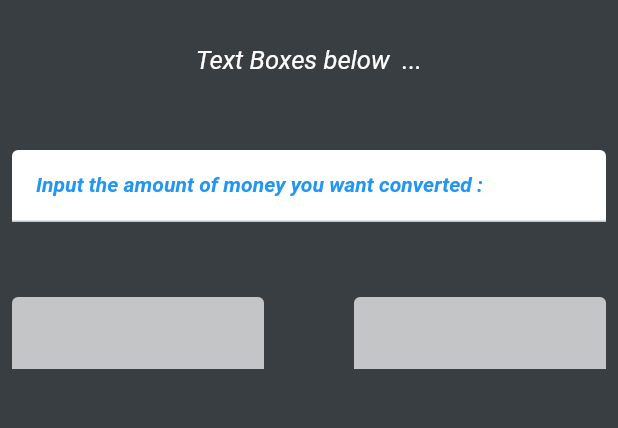
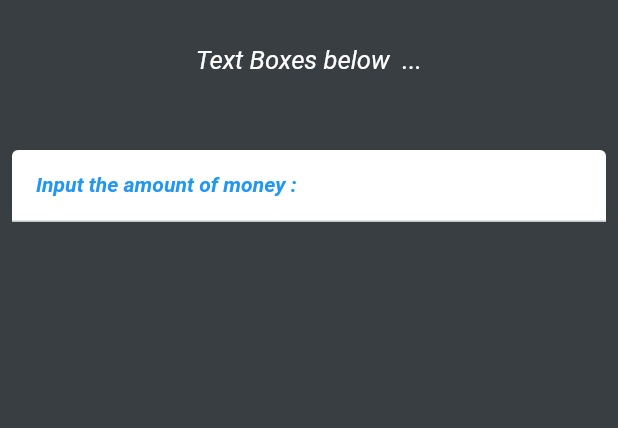
Before and after one commit to notrayo/currency-converter, a Flutter app: the screen it shows after launch, on a phone screen of 412 x 824 dp, the part 291-719 px from its top. Run offline on Flutter 3.47's test engine with Material 2 defaults, Android fonts, the phone set to English and light mode, and no system bars.

Commit message:
small addition

```diff
--- a/lib/Screens/home_screen.dart
+++ b/lib/Screens/home_screen.dart
@@ -41,41 +41,43 @@ class _HomeScreenState extends State<HomeScreen> {
                   child: Column(
                     mainAxisAlignment: MainAxisAlignment.center,
                     crossAxisAlignment: CrossAxisAlignment.center,
-                    children: <Widget>[
-                      const TextField(
+                    children: const <Widget>[
+                      TextField(
                         decoration: InputDecoration(
-                          labelText:
-                              'Input the amount of money you want converted : ',
+                          labelText: 'Input the amount of money : ',
                           labelStyle: TextStyle(
-                              fontStyle: FontStyle.italic,
-                              fontWeight: FontWeight.bold,
-                              color: Colors.blue),
+                            fontStyle: FontStyle.italic,
+                            fontWeight: FontWeight.bold,
+                            color: Colors.blue,
+                          ),
                           filled: true,
                           fillColor: Colors.white,
                         ),
                         style: TextStyle(color: Colors.black),
+                        //textAlign: TextAlign.center,
+                        keyboardType: TextInputType.number,
                       ),
-                      const SizedBox(
+                      SizedBox(
                         height: 50,
                       ),
-                      Row(
-                        mainAxisAlignment: MainAxisAlignment.center,
-                        children: const [
-                          Expanded(
-                              child: TextField(
-                            decoration: InputDecoration(
-                                filled: true, fillColor: Colors.white70),
-                          )),
-                          SizedBox(
-                            width: 60,
-                          ),
-                          Expanded(
-                              child: TextField(
-                            decoration: InputDecoration(
-                                filled: true, fillColor: Colors.white70),
-                          ))
-                        ],
-                      )
+                      // Row(
+                      //   mainAxisAlignment: MainAxisAlignment.center,
+                      //   children: const [
+                      //     Expanded(
+                      //         child: TextField(
+                      //       decoration: InputDecoration(
+                      //           filled: true, fillColor: Colors.white70),
+                      //     )),
+                      //     SizedBox(
+                      //       width: 60,
+                      //     ),
+                      //     Expanded(
+                      //         child: TextField(
+                      //       decoration: InputDecoration(
+                      //           filled: true, fillColor: Colors.white70),
+                      //     ))
+                      //   ],
+                      // )
 
                       //TextField()
                     ],
```
Also changed, not shown: lib/widgets/currency_dropdown.dart (added).
